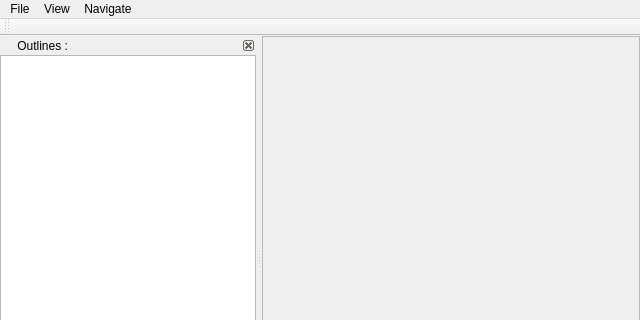
This is files/main_window.ui in ksharindam/gospel-pdf-viewer as Qt 5 draws it before an edit; both pictures show x 0 to 640 and y 0 to 320 of the 640 by 480 pixel window. The edited form follows.
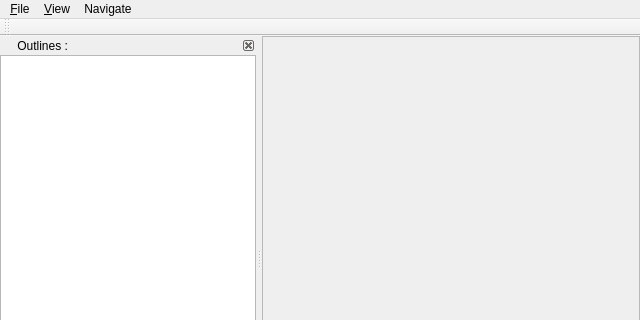
This is the edited form.

What changed in the file:
```diff
--- a/files/main_window.ui
+++ b/files/main_window.ui
@@ -53,7 +53,7 @@
    </property>
    <widget class="QMenu" name="menuFile">
     <property name="title">
-     <string>File</string>
+     <string>&amp;File</string>
     </property>
    </widget>
    <widget class="QMenu" name="menuNavigate">
@@ -63,7 +63,7 @@
    </widget>
    <widget class="QMenu" name="menuView">
     <property name="title">
-     <string>View</string>
+     <string>&amp;View</string>
     </property>
    </widget>
    <addaction name="menuFile"/>
```
Left out of the diff: 2 changed lines with no effect on the pictures.
